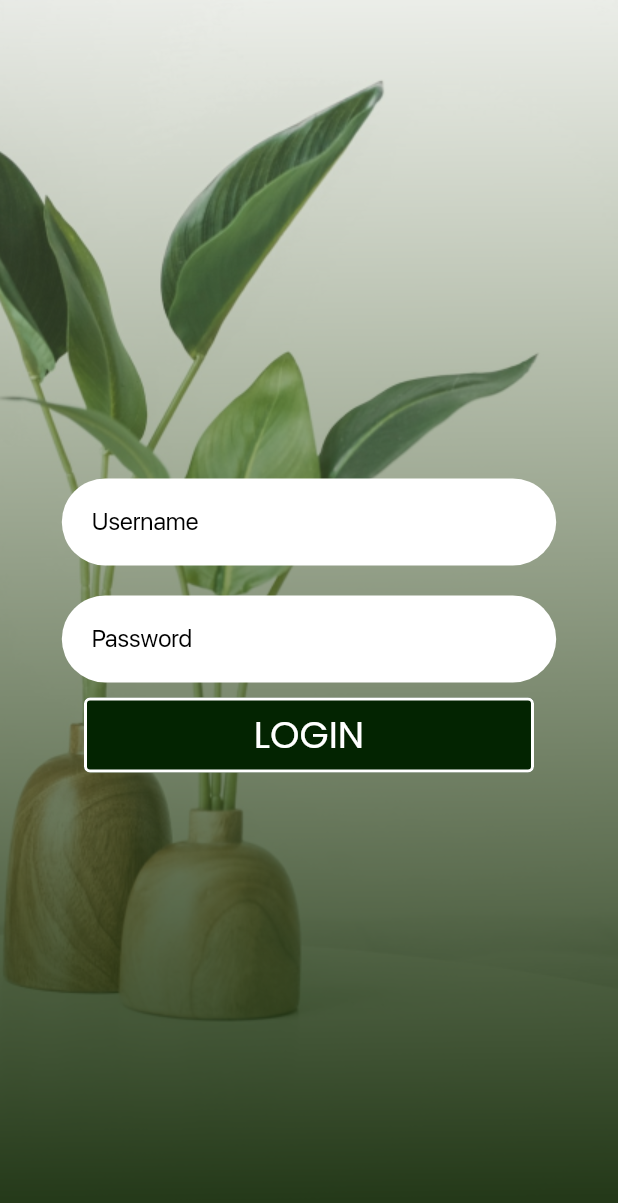
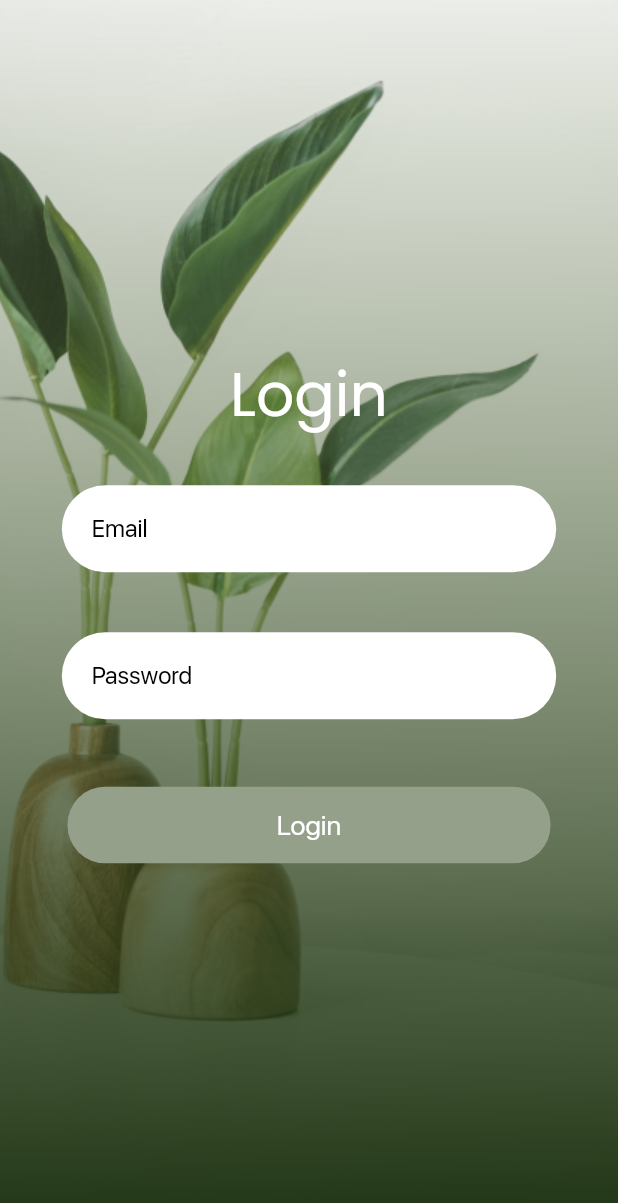
Before and after one commit to teJab-2610/garden_companion, a Flutter app: the screen it shows after launch, after a tap on "LOGIN", on a phone screen of 412 x 824 dp. Shown: the top 1203 px of the screen. Run offline on Flutter 3.47's test engine with Material 2 defaults, Android fonts, the light colour scheme and no system bars; our stand-ins replace firebase_auth, firebase_core, google_sign_in; accounts and stored records are empty; Roboto replaces fonts that are missing (sf).

Commit message:
Connected to FireBase for Login and Google Login

```diff
--- /dev/null
+++ b/lib/auth/auth_page.dart
@@ -0,0 +1,24 @@
+import 'package:firebase_auth/firebase_auth.dart';
+import 'package:flutter/material.dart';
+import '../pages/LoginReg.dart';
+import '../pages/HomePage.dart';
+
+class AuthPage extends StatelessWidget {
+  const AuthPage({super.key});
+  @override
+  Widget build(BuildContext context) {
+    return Scaffold(
+      body: StreamBuilder<User?>(
+          stream: FirebaseAuth.instance.authStateChanges(),
+          builder: (context, snapshot) {
+            if (!snapshot.hasData) {
+              return const LoginReg();
+            } else {
+              //close login page
+
+              return HomePage();
+            }
+          }),
+    );
+  }
+}
--- /dev/null
+++ b/lib/components/my_button1.dart
@@ -0,0 +1,33 @@
+import 'package:flutter/material.dart';
+
+class MyButton1 extends StatelessWidget {
+  final String text;
+  final Function()? onTap;
+
+  const MyButton1({super.key, required this.onTap, required this.text});
+
+  @override
+  Widget build(BuildContext context) {
+    return GestureDetector(
+      onTap: onTap,
+      child: Container(
+        margin: const EdgeInsets.symmetric(vertical: 15, horizontal: 45),
+        padding: const EdgeInsets.symmetric(vertical: 15, horizontal: 45),
+        decoration: BoxDecoration(
+          color: Color.fromARGB(255, 148, 160, 137),
+          borderRadius: BorderRadius.circular(25),
+        ),
+        child: const Center(
+          child: Text(
+            'Login',
+            style: TextStyle(
+              color: Colors.white,
+              fontFamily: 'sf',
+              fontSize: 18,
+            ),
+          ),
+        ),
+      ),
+    );
+  }
+}
--- a/lib/pages/textfield.dart
+++ b/lib/components/textfield.dart
@@ -9,7 +9,7 @@
     super.key,
     this.controller,
     required this.hintText,
-    this.obscureText = false,
+    required this.obscureText,
   });
 
   @override
--- a/lib/main.dart
+++ b/lib/main.dart
@@ -1,7 +1,13 @@
+import 'package:firebase_core/firebase_core.dart';
 import 'package:flutter/material.dart';
-import 'pages/LoginReg.dart';
+import 'package:garden_companion/firebase_options.dart';
+import 'auth/auth_page.dart';
 
-void main() {
+Future<void> main() async {
+  WidgetsFlutterBinding.ensureInitialized();
+  await Firebase.initializeApp(
+    options: DefaultFirebaseOptions.currentPlatform,
+  );
   runApp(const MyApp());
 }
 
@@ -13,7 +19,8 @@
   Widget build(BuildContext context) {
     //return page with only background image in the folder assets/login_bg.png . file name is "login_bg.png" .no  any other button
     return const MaterialApp(
-      home: LoginReg(),
+      debugShowCheckedModeBanner: false,
+      home: AuthPage(),
     );
   }
 }
--- a/lib/pages/Login.dart
+++ b/lib/pages/Login.dart
@@ -1,14 +1,63 @@
 /*
 Page for Login after user clicks on /login Button in LoginReg Page  having two boxes username and password to fill the details
 */
+
+import 'package:firebase_auth/firebase_auth.dart';
 import 'package:flutter/material.dart';
-import 'textfield.dart';
+import '../components/textfield.dart';
+import '../components/my_button1.dart';
 
-class Login extends StatelessWidget {
-  Login({super.key});
+class Login extends StatefulWidget {
+  const Login({super.key});
 
-  final usernameController = TextEditingController();
+  @override
+  State<Login> createState() => _LoginState();
+}
+
+class _LoginState extends State<Login> {
+  final emailController = TextEditingController();
   final passwordController = TextEditingController();
+
+  void signIn() async {
+    showDialog(
+        context: context,
+        builder: (context) {
+          return const Center(child: CircularProgressIndicator());
+        });
+
+    try {
+      await FirebaseAuth.instance.signInWithEmailAndPassword(
+          email: emailController.text, password: passwordController.text);
+      Navigator.pop(context);
+    } on FirebaseAuthException catch (e) {
+      Navigator.pop(context);
+      if (e.code == 'user-not-found') {
+        wrongEmailMessage();
+      } else if (e.code == 'wrong-password') {
+        wrongPasswordMessage();
+      }
+    }
+  }
+
+  void wrongEmailMessage() {
+    showDialog(
+        context: context,
+        builder: (context) {
+          return const AlertDialog(
+            title: Text('Incorrect Email Id'),
+          );
+        });
+  }
+
+  void wrongPasswordMessage() {
+    showDialog(
+        context: context,
+        builder: (context) {
+          return const AlertDialog(
+            title: Text('Incorrect Password'),
+          );
+        });
+  }
 
   @override
   Widget build(BuildContext context) {
@@ -21,45 +70,44 @@
           image: AssetImage('assets/images/login_bg.png'),
         ),
       ),
-        child: Center(
       child: Column(
         mainAxisAlignment: MainAxisAlignment.center,
         children: [
-              //username textfield
-              MyTextField(
-                hintText: 'Username',
-                controller: usernameController,
-              ),
-              //password textfield
-              MyTextField(
-                hintText: 'Password',
-                controller: passwordController,
-              ),
-              //login button
-              ElevatedButton(
-                onPressed: () {
-                  Navigator.pushNamed(context, '/home');
-                },
-                style: ElevatedButton.styleFrom(
-                  primary: Color.fromARGB(255, 3, 36, 1),
-                  minimumSize: const Size(300, 50),
-                  //add outline to the box
-                  side: const BorderSide(
+          const Text(
+            'Login',
+            style: TextStyle(
+              fontFamily: 'Poppins',
+              fontSize: 40,
               color: Colors.white,
-                    width: 2,
-                  ),
-                  elevation: 0,
-                  textStyle: const TextStyle(
-                    fontFamily: 'Poppins',
-                    fontSize: 25,
             ),
           ),
-                child: const Text('LOGIN'),
+          const SizedBox(
+            height: 20,
+          ),
+          MyTextField(
+            controller: emailController,
+            hintText: 'Email',
+            obscureText: false,
+          ),
+          const SizedBox(
+            height: 20,
+          ),
+          MyTextField(
+            controller: passwordController,
+            hintText: 'Password',
+            obscureText: true,
+          ),
+          const SizedBox(
+            height: 20,
+          ),
+          MyButton1(
+            text: 'Login',
+            onTap: () {
+              signIn();
+            },
           ),
         ],
       ),
-        ),
-      ),
-    );
+    ));
   }
 }
--- a/lib/pages/LoginReg.dart
+++ b/lib/pages/LoginReg.dart
@@ -4,6 +4,7 @@
 This page also includes option to login with google
 */
 import 'package:flutter/material.dart';
+import 'package:garden_companion/auth/google_signIn.dart';
 import 'Login.dart';
 import 'Register.dart';
 
@@ -101,7 +102,8 @@
               ),
               ElevatedButton(
                 onPressed: () {
-                  Navigator.pushNamed(context, '/google');
+                  //login with google
+                  Ggl_signIn().signInWithGoogle();
                 },
                 //Custom google logo as button
 
--- a/pubspec.yaml
+++ b/pubspec.yaml
@@ -36,6 +36,11 @@
   # Use with the CupertinoIcons class for iOS style icons.
   cupertino_icons: ^1.0.2
   google_sign_in: ^6.1.4
+  firebase_core: ^2.15.0
+  firebase_auth: ^4.7.2
+  font_awesome_flutter: ^9.1.0
+  provider: ^6.0.1
+
 
 dev_dependencies:
   flutter_test:
```
Also changed, not shown: lib/auth/google_signIn.dart (added, +14 -0 lines), lib/components/my_button2.dart (added, +33 -0 lines), lib/pages/HomePage.dart (added, +29 -0 lines), lib/pages/Register.dart (+21 -20 lines), lib/firebase_options.dart (added), pubspec.lock, 11 other files. Lines whose indentation alone changed are shown as unchanged.
